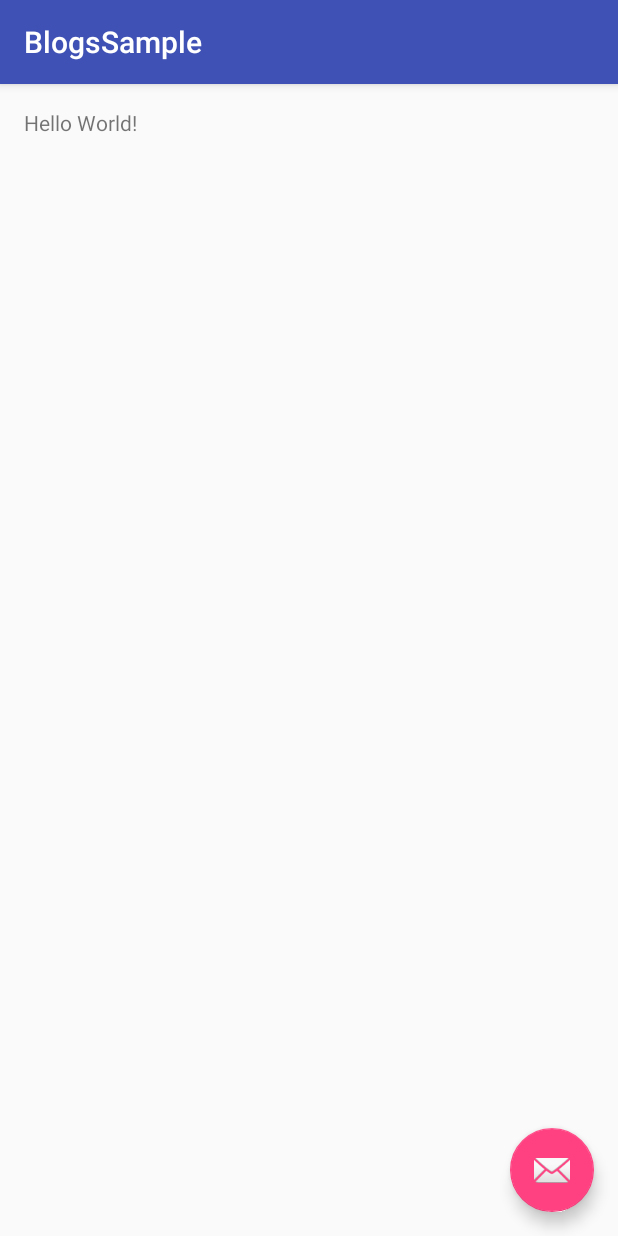
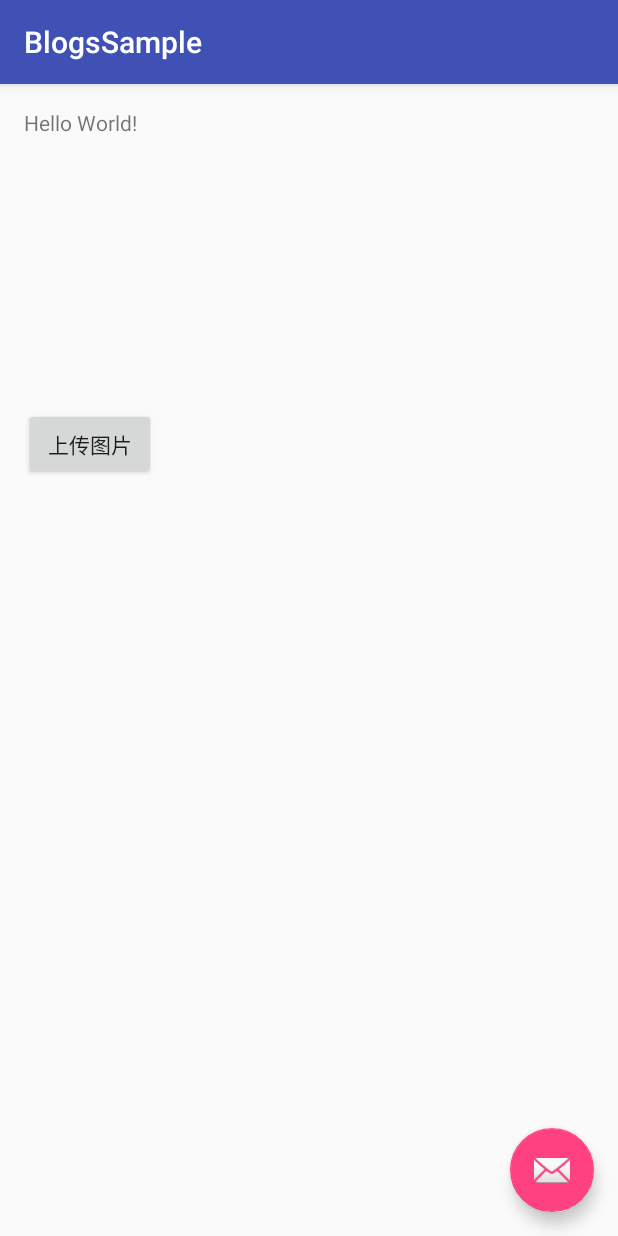
Before and after one commit to z244370114/BlogsSample, an Android app: the screen it shows after launch (MainActivity), on a phone screen of 412 x 824 dp. Run offline under Robolectric (Android 15) with nearby library versions, the phone set to English and light mode, and no system bars.

Commit message:
图片上传代码

```diff
--- a/app/src/main/AndroidManifest.xml
+++ b/app/src/main/AndroidManifest.xml
@@ -25,6 +25,8 @@
             </intent-filter>
         </activity>
         <activity android:name=".activity.LoginActivity" />
+        <!-- UMeng 配置-->
+        <meta-data android:value="${UMENG_CHANNEL_VALUE}" android:name="UMENG_CHANNEL"/>
     </application>
 
 </manifest>
--- a/app/src/main/java/com/zy/blogs/blogssample/activity/MainActivity.java
+++ b/app/src/main/java/com/zy/blogs/blogssample/activity/MainActivity.java
@@ -6,16 +6,28 @@ import android.support.design.widget.FloatingActionButton;
 import android.support.design.widget.Snackbar;
 import android.support.v7.app.AppCompatActivity;
 import android.support.v7.widget.Toolbar;
+import android.widget.Button;
+import android.widget.ImageView;
 
 import com.zy.blogs.blogssample.R;
 
+import java.io.File;
+
+import okhttp3.MediaType;
+import okhttp3.RequestBody;
+
 public class MainActivity extends AppCompatActivity {
+
+    private ImageView iv_upfile;
+    private Button btn_upfile;
 
     @Override
     protected void onCreate(Bundle savedInstanceState) {
         super.onCreate(savedInstanceState);
         setContentView(R.layout.activity_main);
         Toolbar toolbar = (Toolbar) findViewById(R.id.toolbar);
+        iv_upfile = (ImageView) findViewById(R.id.iv_upfile);
+        btn_upfile = (Button) findViewById(R.id.btn_upfile);
         setSupportActionBar(toolbar);
 
         FloatingActionButton fab = (FloatingActionButton) findViewById(R.id.fab);
@@ -25,6 +37,13 @@ public class MainActivity extends AppCompatActivity {
             Intent intent = new Intent(MainActivity.this, LoginActivity.class);
             startActivity(intent);
         });
+
+        btn_upfile.setOnClickListener(v -> {
+            File file = new File("/mnt/sdcard/DCIM/camera/1111.jpg");
+            RequestBody body =
+                    RequestBody.create(MediaType.parse("multipart/form-data"), file);
+
+        });
     }
 
 
--- a/app/src/main/res/layout/content_main.xml
+++ b/app/src/main/res/layout/content_main.xml
@@ -16,4 +16,17 @@
         android:layout_width="wrap_content"
         android:layout_height="wrap_content"
         android:text="Hello World!" />
+
+
+    <ImageView
+        android:id="@id/iv_upfile"
+        android:layout_width="200dp"
+        android:layout_height="200dp" />
+
+    <Button
+        android:id="@id/btn_upfile"
+        android:layout_width="wrap_content"
+        android:layout_height="wrap_content"
+        android:layout_below="@+id/iv_upfile"
+        android:text="上传图片" />
 </RelativeLayout>
--- a/app/src/main/res/values/ids.xml
+++ b/app/src/main/res/values/ids.xml
@@ -6,5 +6,7 @@
     <item name="et_username" type="id" />
     <item name="tv_title" type="id" />
     <item name="btn_register" type="id" />
+    <item name="iv_upfile" type="id" />
+    <item name="btn_upfile" type="id" />
 
 </resources>
```
Also changed, not shown: app/build.gradle (+27 -0 lines), app/src/main/java/com/zy/blogs/blogssample/activity/LoginActivity.java (+18 -2 lines), app/src/main/java/com/zy/blogs/blogssample/api/ApiStores.java (+8 -0 lines), app/src/main/java/com/zy/blogs/blogssample/model/ErrData.java (added, +60 -0 lines), app/src/main/java/com/zy/blogs/blogssample/model/UpdateModel.java (added, +78 -0 lines), app/src/main/java/com/zy/blogs/blogssample/mvp/main/LoginPresenter.java (+23 -0 lines), app/src/main/res/layout/activity_login.xml (+7 -0 lines).
